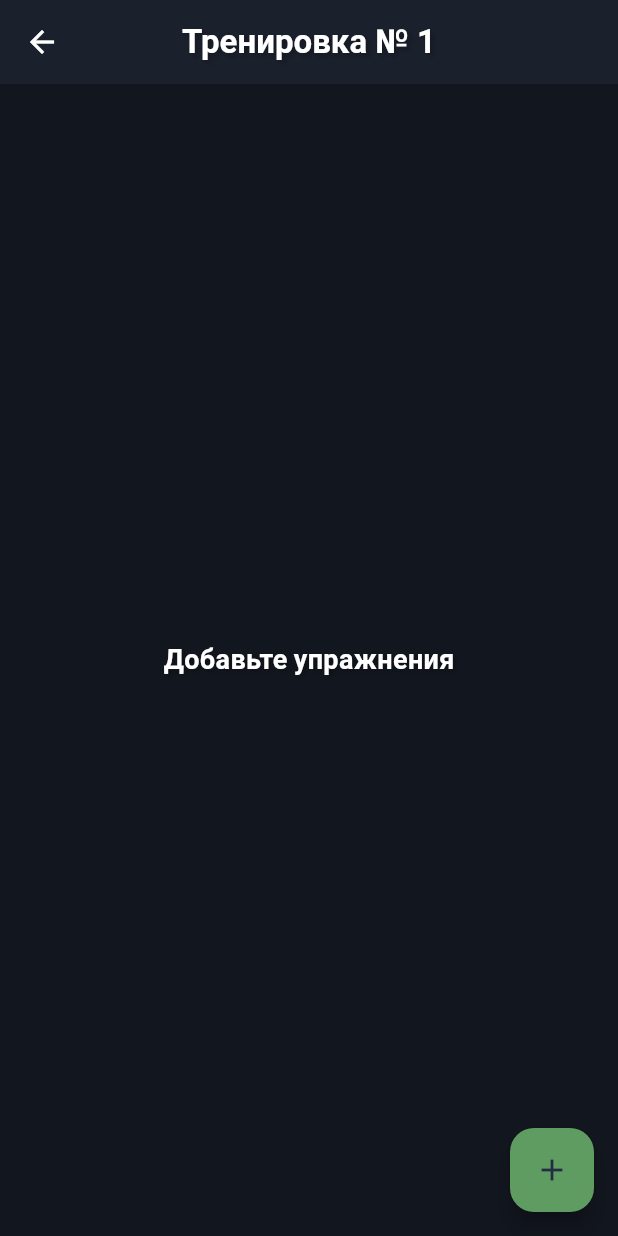
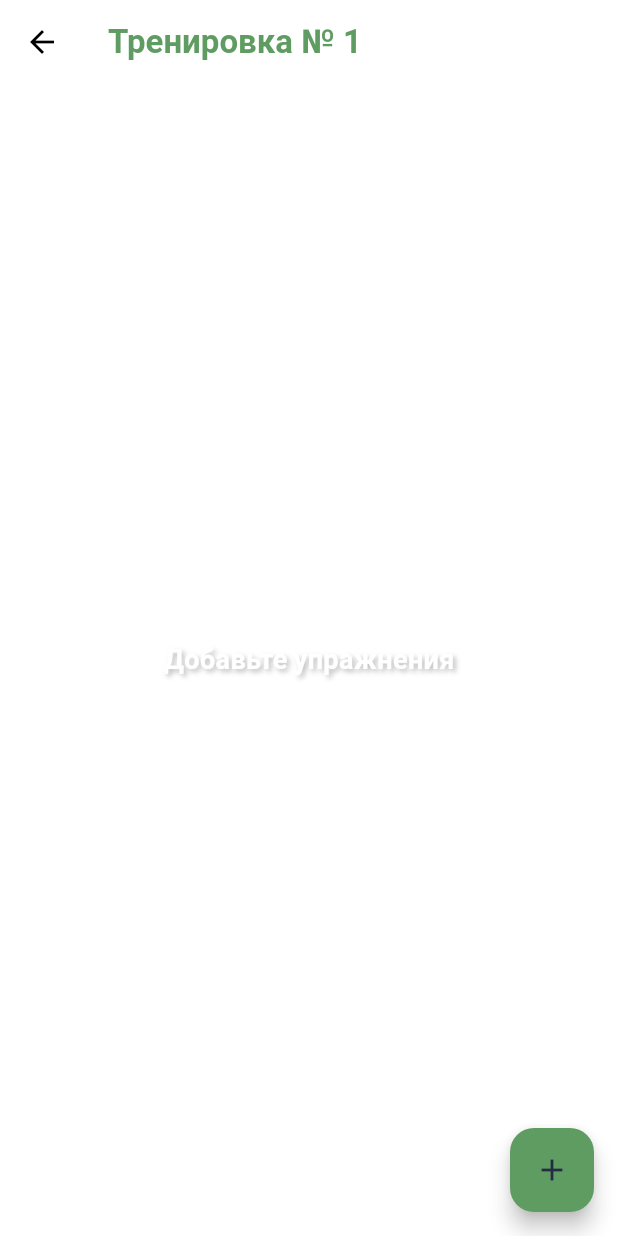
Before and after one commit to smthm0re/beast_training, a Flutter app: the screen it shows after launch, after a tap on an icon or button, on a phone screen of 412 x 824 dp. Run offline on Flutter 3.47's test engine with Material 3 defaults, Android fonts, the light colour scheme and no system bars; our stand-ins replace flutter_slidable, flutter_svg, hive_flutter; accounts and stored records are empty.

Commit message:
Поправил тему.

```diff
--- a/lib/pages/training_list_screen/training_list_screen.dart
+++ b/lib/pages/training_list_screen/training_list_screen.dart
@@ -59,7 +59,7 @@ class _TrainingListScreenState extends State<TrainingListScreen> {
   Widget build(BuildContext context) {
     return Scaffold(
       appBar: AppBar(
-        title: const Text('Список тренировок'),
+        title: const Text('BeastTrainingApp'),
       ),
       body: ListView.builder(
         itemCount: dataBaseTrainingList.trainingList.length,
--- a/lib/theme/theme.dart
+++ b/lib/theme/theme.dart
@@ -10,24 +10,17 @@ final theme = ThemeData(
     backgroundColor: Color.fromARGB(255, 95, 156, 98),
     foregroundColor: Color.fromARGB(255, 34, 45, 67),
   ),
-  scaffoldBackgroundColor: Color.fromARGB(255, 18, 22, 30),
-  appBarTheme: AppBarTheme(
+  scaffoldBackgroundColor: Colors.white,
+  appBarTheme: const AppBarTheme(
     iconTheme: IconThemeData(
-      color: Colors.white,
+      color: Colors.black,
     ),
-    centerTitle: true,
-    backgroundColor: const Color.fromARGB(255, 26, 32, 44),
+    // centerTitle: true,
+    backgroundColor: Colors.white,
     titleTextStyle: TextStyle(
-      color: const Color.fromARGB(255, 255, 255, 255),
+      color: Color.fromARGB(255, 95, 156, 98),
       fontWeight: FontWeight.bold,
       fontSize: 22,
-      shadows: [
-        Shadow(
-          offset: Offset(2.0, 2.0),
-          blurRadius: 4.0,
-          color: Colors.black26,
-        ),
-      ],
     ),
   ),
   fontFamily: 'Poppins',
```
